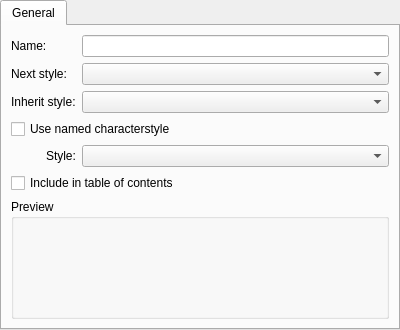
Before: the Qt Designer form shapes/text/dialogs/ParagraphGeneral.ui in KDE/calligra, drawn with Qt 5.
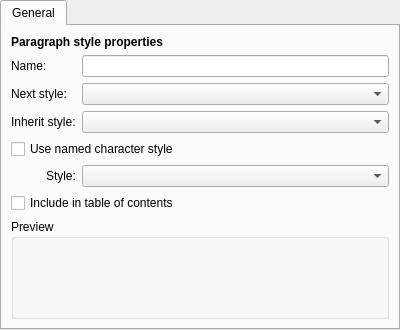
After: the same form once the commit is applied.

Commit message: Further integrate the character style stuff so you can see and modify the styles properties now

```diff
--- a/shapes/text/dialogs/ParagraphGeneral.ui
+++ b/shapes/text/dialogs/ParagraphGeneral.ui
@@ -38,17 +38,30 @@
        <string>General</string>
       </attribute>
       <layout class="QGridLayout" >
-       <item row="0" column="0" colspan="2" >
+       <item row="0" column="0" colspan="3" >
+        <widget class="QLabel" name="label_5" >
+         <property name="sizePolicy" >
+          <sizepolicy vsizetype="Fixed" hsizetype="Preferred" >
+           <horstretch>0</horstretch>
+           <verstretch>0</verstretch>
+          </sizepolicy>
+         </property>
+         <property name="text" >
+          <string>&lt;b>Paragraph style properties&lt;/b></string>
+         </property>
+        </widget>
+       </item>
+       <item row="1" column="0" colspan="2" >
         <widget class="QLabel" name="label" >
          <property name="text" >
           <string>Name:</string>
          </property>
         </widget>
        </item>
-       <item row="0" column="2" >
+       <item row="1" column="2" >
         <widget class="QLineEdit" name="name" />
        </item>
-       <item row="1" column="0" colspan="2" >
+       <item row="2" column="0" colspan="2" >
         <widget class="QLabel" name="label_2" >
          <property name="text" >
           <string>Next style:</string>
@@ -58,10 +71,10 @@
          </property>
         </widget>
        </item>
-       <item row="1" column="2" >
+       <item row="2" column="2" >
         <widget class="QComboBox" name="nextStyle" />
        </item>
-       <item row="2" column="0" colspan="2" >
+       <item row="3" column="0" colspan="2" >
         <widget class="QLabel" name="label_3" >
          <property name="text" >
           <string>Inherit style:</string>
@@ -71,17 +84,17 @@
          </property>
         </widget>
        </item>
-       <item row="2" column="2" >
+       <item row="3" column="2" >
         <widget class="QComboBox" name="inheritStyle" />
        </item>
-       <item row="3" column="0" colspan="3" >
+       <item row="4" column="0" colspan="3" >
         <widget class="QCheckBox" name="useCharacterStyle" >
          <property name="text" >
-          <string>Use named characterstyle</string>
+          <string>Use named character style</string>
          </property>
         </widget>
        </item>
-       <item row="4" column="0" >
+       <item row="5" column="0" >
         <spacer>
          <property name="orientation" >
           <enum>Qt::Horizontal</enum>
@@ -91,13 +104,13 @@
          </property>
          <property name="sizeHint" >
           <size>
-           <width>10</width>
-           <height>1</height>
+           <width>16</width>
+           <height>22</height>
           </size>
          </property>
         </spacer>
        </item>
-       <item row="4" column="1" >
+       <item row="5" column="1" >
         <widget class="QLabel" name="label_4" >
          <property name="text" >
           <string>Style:</string>
@@ -107,17 +120,17 @@
          </property>
         </widget>
        </item>
-       <item row="4" column="2" >
+       <item row="5" column="2" >
         <widget class="QComboBox" name="characterStyle" />
        </item>
-       <item row="5" column="0" colspan="3" >
+       <item row="6" column="0" colspan="3" >
         <widget class="QCheckBox" name="inToc" >
          <property name="text" >
           <string>Include in table of contents</string>
          </property>
         </widget>
        </item>
-       <item row="6" column="0" colspan="3" >
+       <item row="7" column="0" colspan="3" >
         <widget class="QGroupBox" name="previewPane" >
          <property name="title" >
           <string>Preview</string>
```
The commit also changes 10 other files.
